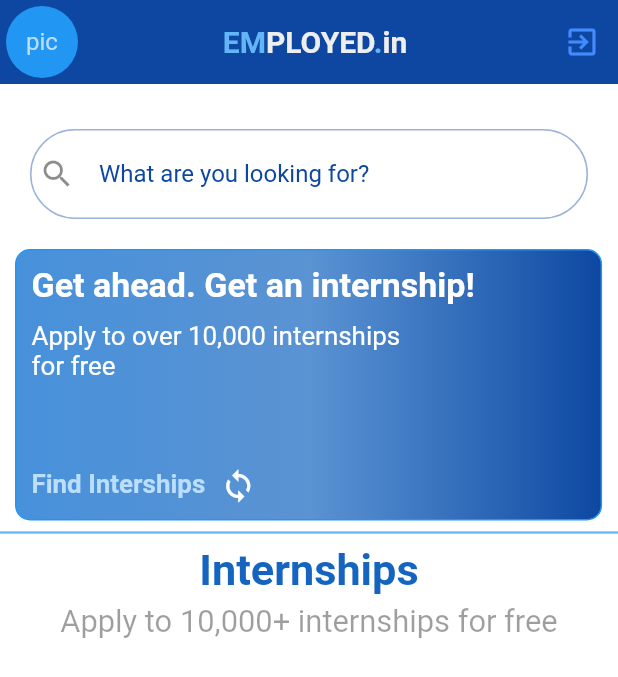
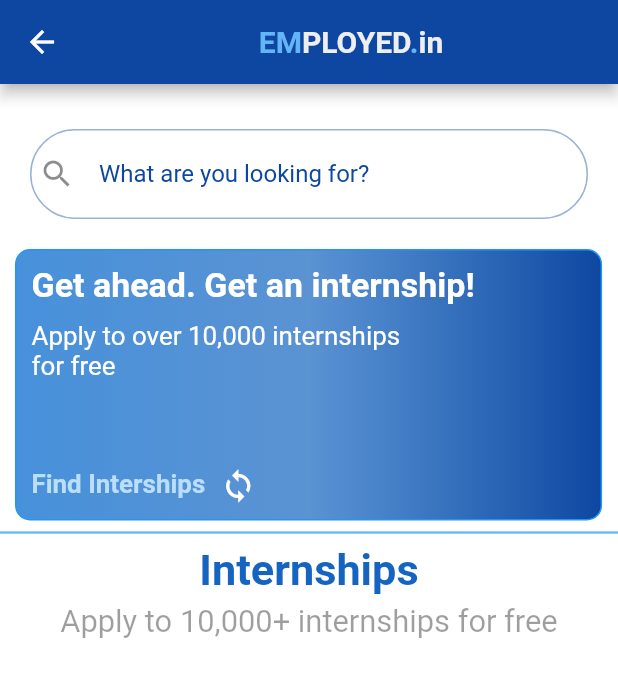
Before and after one commit to ashvathnarayanan/code_hard, a Flutter app: the Page2 screen opened directly, on a phone screen of 412 x 824 dp. Shown: the top 677 px of the screen. Run offline on Flutter 3.47's test engine with Material 2 defaults, Android fonts, the phone set to English and light mode, and no system bars; our stand-ins replace cloud_firestore, firebase_auth, modal_progress_hud, shared_preferences; missing offline and left inert: move_to_background; accounts and stored records are empty.

Commit message:
Update page_2.dart

```diff
--- a/lib/pages/page_2.dart
+++ b/lib/pages/page_2.dart
@@ -1,15 +1,57 @@
 import 'package:flutter/material.dart';
 import '../widgets/app_bar.dart';
 import '../widgets/top.dart';
+
 
 class Page2 extends StatelessWidget {
   @override
   Widget build(BuildContext context) {
     return Scaffold(
-      appBar: homeAppBar(context),
+      appBar: AppBar(
+        backgroundColor: Colors.blue[900],
+        title: Center(
+          child: Container(
+            child: RichText(
+              text: TextSpan(
+                style: Theme.of(context).textTheme.headline6.copyWith(
+                      fontWeight: FontWeight.bold,
+                    ),
+                children: [
+                  TextSpan(
+                    text: "EM",
+                    style: TextStyle(
+                      color: Colors.blue[300],
+                    ),
+                  ),
+                  TextSpan(
+                    text: "PLOYED",
+                    style: TextStyle(
+                      color: Colors.grey[200],
+                    ),
+                  ),
+                  TextSpan(
+                    text: ".",
+                    style: TextStyle(
+                      color: Colors.blue[300],
+                    ),
+                  ),
+                  TextSpan(
+                    text: "in",
+                    style: TextStyle(
+                      color: Colors.grey[200],
+                    ),
+                  ),
+                ],
+              ),
+            ),
+          ),
+        ),
+      ),
       body: Column(
         children: <Widget>[
-          SizedBox(height: 10,),
+          SizedBox(
+            height: 10,
+          ),
           Measures(),
         ],
       ),
```
